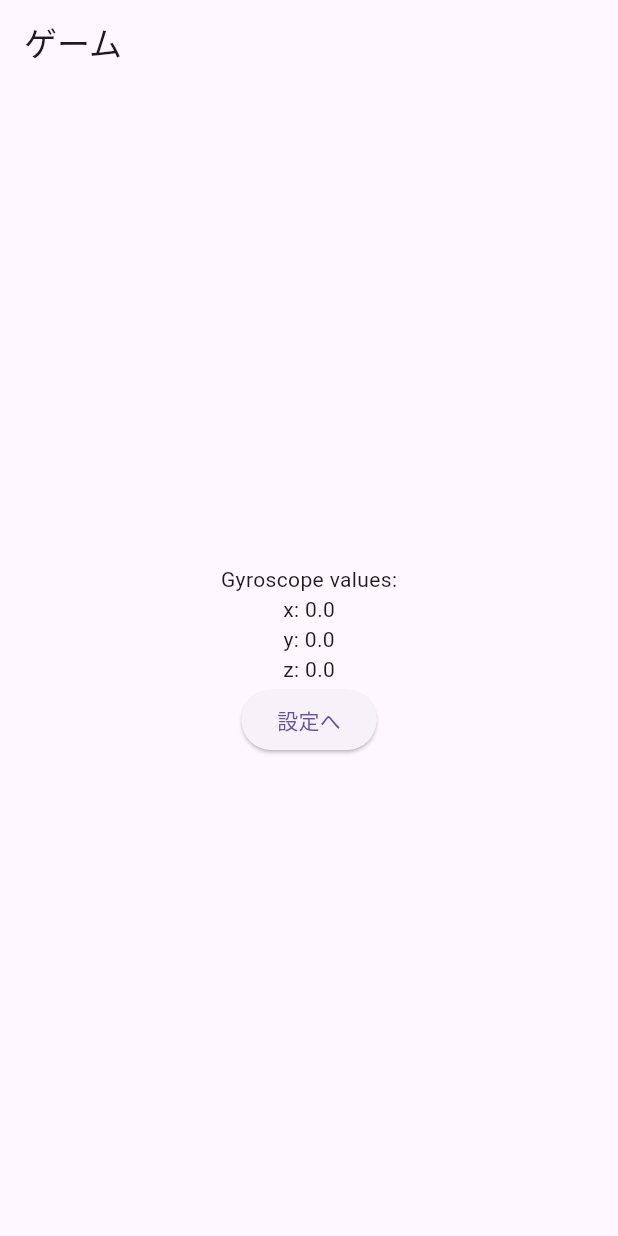
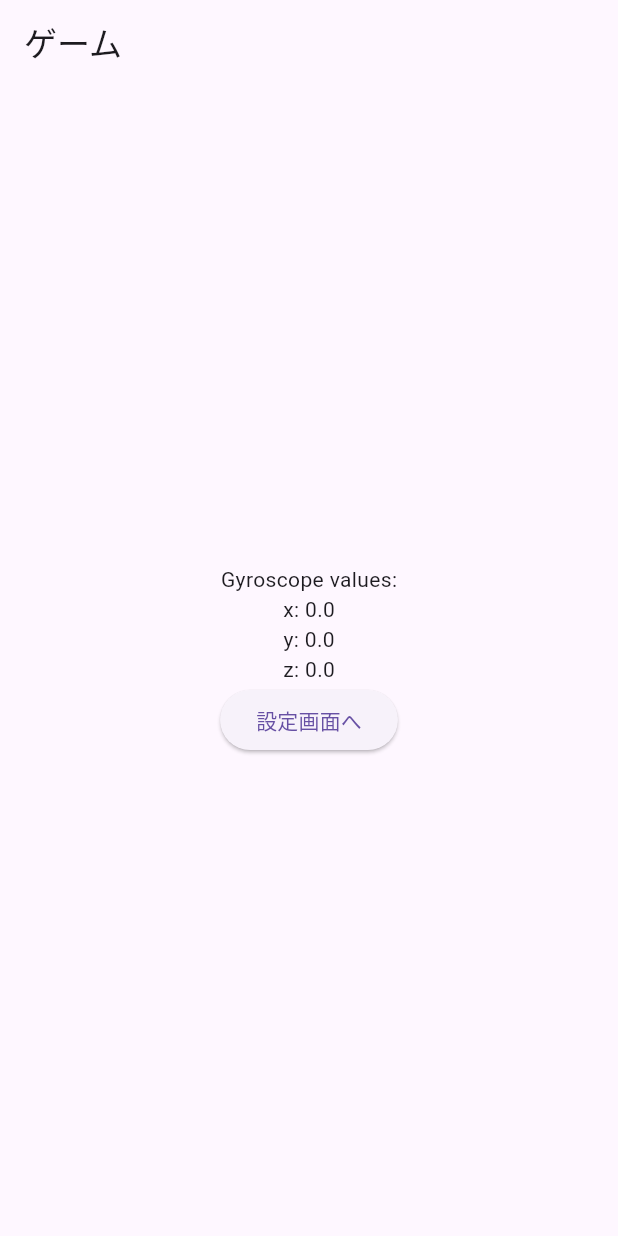
Before and after one commit to tanakacha/flutter_jr_hackathon, a Flutter app: the GameScreen screen opened by its route, on a phone screen of 412 x 824 dp. Run offline on Flutter 3.47's test engine with Material 3 defaults, Android fonts, the phone set to English and light mode, and no system bars; our stand-ins replace go_router, sensors_plus.

Commit message:
文言変更

```diff
--- a/lib/scenes/game/game_screen.dart
+++ b/lib/scenes/game/game_screen.dart
@@ -39,7 +39,7 @@ class _GameScreenState extends State<GameScreen> {
             Text('y: $y'),
             Text('z: $z'),
             ElevatedButton(
-              child: Text("設定へ"),
+              child: Text("設定画面へ"),
               onPressed: () {
                 context.go('/');
               },
```
